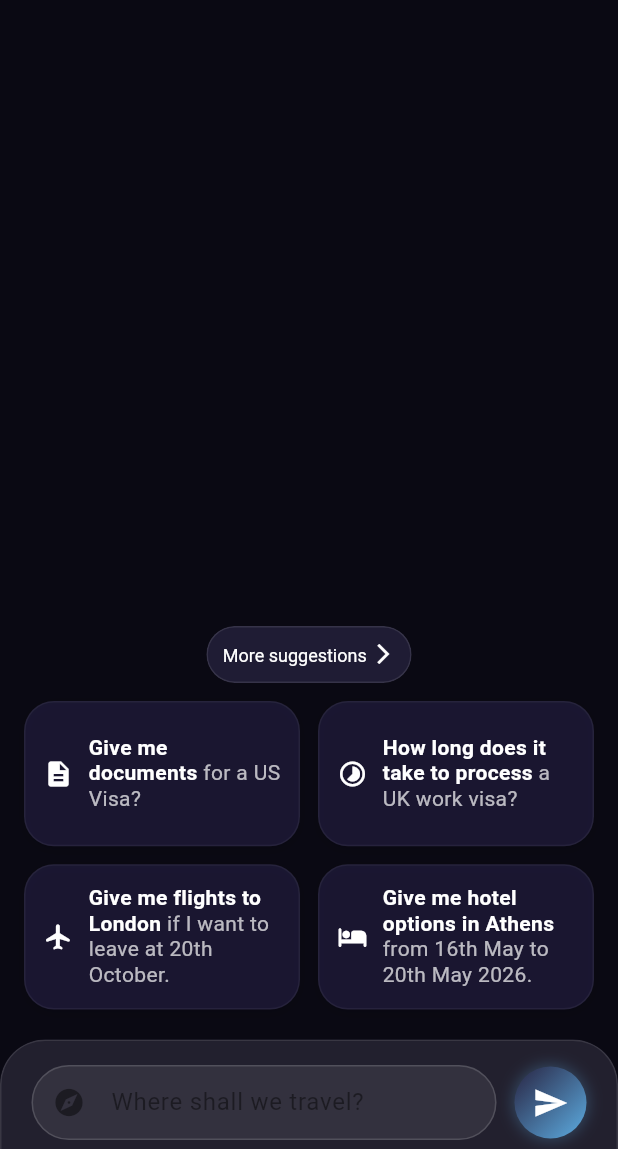
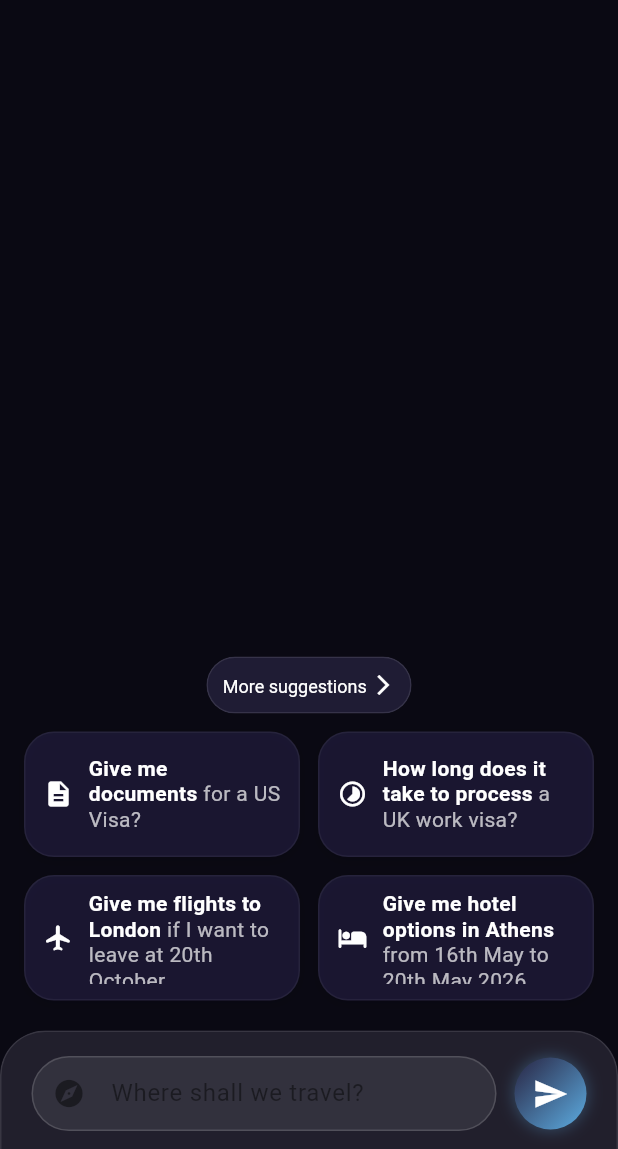
Before and after one commit to papafffranku/chatbot_mobile_app, a Flutter app: the screen it shows after launch, on a phone screen of 412 x 824 dp, the part 87-1236 px from its top. Run offline on Flutter 3.47's test engine with Material 3 defaults, Android fonts, the phone set to English and light mode, and no system bars; our stand-ins replace flutter_widget_from_html; missing offline and left inert: mesh_gradient.

Commit message:
Updated chat interface and fixed gradient background

```diff
--- a/lib/ChatPage/landing.dart
+++ b/lib/ChatPage/landing.dart
@@ -257,14 +257,12 @@ class _backgroundCanvasState extends State<backgroundCanvas> {
     }
   });
 
-  final double kb = media.viewInsets.bottom;                 // keyboard height
-  final double barH = _measuredBarHeight ?? _kInputBarHeight; // fallback until measured
-  final double bottomGap = kb + barH + 20.0;                  // space for suggestions above the bar
-  final bool keyboardOpen = kb > 0;
-  final double contentBottomPad = keyboardOpen
-      ? 16.0                                   // keyboard up → normal inner padding
-      : (media.viewPadding.bottom + kHomeIndicatorGap); // keyboard down → safe area + small gap
-
+    final double kb = media.viewInsets.bottom;  // keyboard height
+    final double barH = _measuredBarHeight ?? _kInputBarHeight;
+    final double safeBottom = media.padding.bottom; // Safe area bottom
+    final double bottomGap = kb > 0
+        ? kb + barH + 20.0  // When keyboard is open
+        : barH + safeBottom + 20.0;  // When keyboard is closed, include safe area
 
     return Scaffold(
       resizeToAvoidBottomInset: false,
@@ -413,35 +411,18 @@ class _backgroundCanvasState extends State<backgroundCanvas> {
                       // Suggestions grid (centered, responsive)
                       LayoutBuilder(
                         builder: (context, constraints) {
-                          final w = constraints.maxWidth;
-
-                          int crossAxisCount;
-                          if (w >= 1100) {
-                            crossAxisCount = 3;          // big iPad / desktop-like widths
-                          } else if (w >= 340) {
-                            crossAxisCount = 2;          // phones (default)
-                          } else {
-                            crossAxisCount = 1;          // very narrow edge case
-                          }
-
-                          // Keep pills looking nice per column count
-                          final double aspect =
-                            (crossAxisCount == 3) ? 2.4 :
-                            (crossAxisCount == 2) ? 1.9 :
-                            1.6; // lower ratio => taller tiles (room for 3 lines)
-
 
                           return Align(
                             alignment: Alignment.topCenter,
                             child: ConstrainedBox(
-                              constraints: const BoxConstraints(maxWidth: 1000),
+                              constraints: const BoxConstraints(maxWidth: 600),
                               child: GridView.count(
-                                crossAxisCount: crossAxisCount,
+                                crossAxisCount: 2, // Always 2 columns for consistency
                                 shrinkWrap: true,
                                 physics: const NeverScrollableScrollPhysics(),
                                 mainAxisSpacing: 12,
                                 crossAxisSpacing: 12,
-                                childAspectRatio: aspect,
+                                childAspectRatio: 2.2,
                                 children: [
                                   GestureDetector(
                                     onTap: () => _navigateToChat("Give me documents for a US Visa?"),
@@ -482,23 +463,16 @@ class _backgroundCanvasState extends State<backgroundCanvas> {
                             ),
                           );
                         },
-
                       ),
                     ],
                   ),
                 ),
               ),
-              // Input area absolutely stuck to the very bottom (ignores safe-area)
+              // Input area absolutely stuck to the very bottom
               Positioned(
                 left: 0,
                 right: 0,
                 bottom: 0,
-                child: MediaQuery.removePadding(
-                  context: context,
-                  removeBottom: true, // <- strips any inherited SafeArea/padding at bottom
-                  child: Padding(
-                    // Lift exactly by keyboard height (0 when closed)
-                    padding: EdgeInsets.only(bottom: MediaQuery.of(context).viewInsets.bottom),
                 child: ClipRRect(
                   borderRadius: const BorderRadius.only(
                     topLeft: Radius.circular(30),
@@ -520,8 +494,11 @@ class _backgroundCanvasState extends State<backgroundCanvas> {
                           right: BorderSide(color: Colors.white.withOpacity(0.1), width: 1),
                         ),
                       ),
-                          child: Padding(
-                            padding: EdgeInsets.fromLTRB(20, 16, 20, contentBottomPad),
+                      child: Column(
+                        mainAxisSize: MainAxisSize.min,
+                        children: [
+                          Padding(
+                            padding: const EdgeInsets.fromLTRB(20, 16, 20, 12),
                             child: Row(
                               children: [
                                 Expanded(
@@ -564,7 +541,8 @@ class _backgroundCanvasState extends State<backgroundCanvas> {
                                 Container(
                                   decoration: BoxDecoration(
                                     gradient: const LinearGradient(
-                                      begin: Alignment.topLeft, end: Alignment.bottomRight,
+                                      begin: Alignment.topLeft,
+                                      end: Alignment.bottomRight,
                                       colors: [AppTheme.bubbleUser, AppTheme.accent],
                                     ),
                                     shape: BoxShape.circle,
@@ -594,15 +572,16 @@ class _backgroundCanvasState extends State<backgroundCanvas> {
                               ],
                             ),
                           ),
+                          // Handle safe area only for iOS
+                          SizedBox(
+                            height: MediaQuery.of(context).padding.bottom,
+                          ),
+                        ],
                       ),
                     ),
                   ),
                 ),
               ),
-              ),
-
-
-
               ],
             ),
           ),
```
Lines whose indentation alone changed are shown as unchanged.
